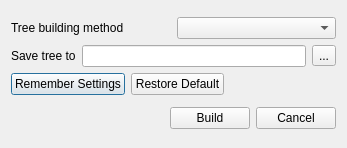
Qt form src/corelibs/U2View/src/phyltree/ui/CreatePhyTreeDialog.ui (dualword/ugene-qt4) before a commit.
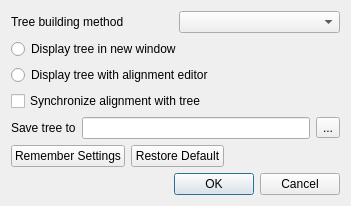
The same form after that commit.

The edit to the form file:
```diff
--- a/src/corelibs/U2View/src/phyltree/ui/CreatePhyTreeDialog.ui
+++ b/src/corelibs/U2View/src/phyltree/ui/CreatePhyTreeDialog.ui
@@ -6,20 +6,20 @@
    <rect>
     <x>0</x>
     <y>0</y>
-    <width>347</width>
-    <height>148</height>
+    <width>351</width>
+    <height>240</height>
    </rect>
   </property>
   <property name="sizePolicy">
-   <sizepolicy hsizetype="Minimum" vsizetype="Preferred">
+   <sizepolicy hsizetype="Preferred" vsizetype="Preferred">
     <horstretch>0</horstretch>
     <verstretch>0</verstretch>
    </sizepolicy>
   </property>
   <property name="minimumSize">
    <size>
-    <width>346</width>
-    <height>140</height>
+    <width>0</width>
+    <height>0</height>
    </size>
   </property>
   <property name="windowTitle">
@@ -29,10 +29,19 @@
    <bool>true</bool>
   </property>
   <layout class="QGridLayout" name="gridLayout">
+   <property name="sizeConstraint">
+    <enum>QLayout::SetMinAndMaxSize</enum>
+   </property>
    <item row="0" column="0">
     <layout class="QVBoxLayout" name="verticalLayout">
+     <property name="sizeConstraint">
+      <enum>QLayout::SetMinAndMaxSize</enum>
+     </property>
      <item>
       <layout class="QHBoxLayout" name="horizontalLayout">
+       <property name="sizeConstraint">
+        <enum>QLayout::SetMinAndMaxSize</enum>
+       </property>
        <item>
         <widget class="QLabel" name="label">
          <property name="text">
@@ -45,8 +54,50 @@
        </item>
       </layout>
      </item>
+     <item>
+      <widget class="QRadioButton" name="createNewView">
+       <property name="sizePolicy">
+        <sizepolicy hsizetype="Preferred" vsizetype="Fixed">
+         <horstretch>0</horstretch>
+         <verstretch>0</verstretch>
+        </sizepolicy>
+       </property>
+       <property name="text">
+        <string>Display tree in new window</string>
+       </property>
+      </widget>
+     </item>
+     <item>
+      <widget class="QRadioButton" name="displayWithAlignmentEditor">
+       <property name="sizePolicy">
+        <sizepolicy hsizetype="Preferred" vsizetype="Fixed">
+         <horstretch>0</horstretch>
+         <verstretch>0</verstretch>
+        </sizepolicy>
+       </property>
+       <property name="text">
+        <string>Display tree with alignment editor</string>
+       </property>
+      </widget>
+     </item>
+     <item>
+      <widget class="QCheckBox" name="syncCheckBox">
+       <property name="sizePolicy">
+        <sizepolicy hsizetype="Preferred" vsizetype="Fixed">
+         <horstretch>0</horstretch>
+         <verstretch>0</verstretch>
+        </sizepolicy>
+       </property>
+       <property name="text">
+        <string>Synchronize alignment with tree</string>
+       </property>
+      </widget>
+     </item>
      <item>
       <layout class="QHBoxLayout" name="horizontalLayout_2">
+       <property name="sizeConstraint">
+        <enum>QLayout::SetMinAndMaxSize</enum>
+       </property>
        <item>
         <widget class="QLabel" name="label_2">
          <property name="text">
@@ -68,6 +119,9 @@
      </item>
      <item>
       <layout class="QHBoxLayout" name="horizontalLayout_7">
+       <property name="sizeConstraint">
+        <enum>QLayout::SetMinAndMaxSize</enum>
+       </property>
        <item>
         <widget class="QPushButton" name="storeSettings">
          <property name="text">
@@ -100,35 +154,11 @@
     </layout>
    </item>
    <item row="1" column="0">
-    <layout class="QHBoxLayout" name="horizontalLayout_3">
-     <item>
-      <spacer name="horizontalSpacer">
-       <property name="orientation">
-        <enum>Qt::Horizontal</enum>
-       </property>
-       <property name="sizeHint" stdset="0">
-        <size>
-         <width>40</width>
-         <height>20</height>
-        </size>
-       </property>
-      </spacer>
-     </item>
-     <item>
-      <widget class="QPushButton" name="okButton">
-       <property name="text">
-        <string>Build</string>
-       </property>
-      </widget>
-     </item>
-     <item>
-      <widget class="QPushButton" name="cancelButton">
-       <property name="text">
-        <string>Cancel</string>
-       </property>
-      </widget>
-     </item>
-    </layout>
+    <widget class="QDialogButtonBox" name="buttonBox">
+     <property name="standardButtons">
+      <set>QDialogButtonBox::Cancel|QDialogButtonBox::Ok</set>
+     </property>
+    </widget>
    </item>
   </layout>
  </widget>
```
Left out of the diff: 12 changed lines with no effect on the pictures.
